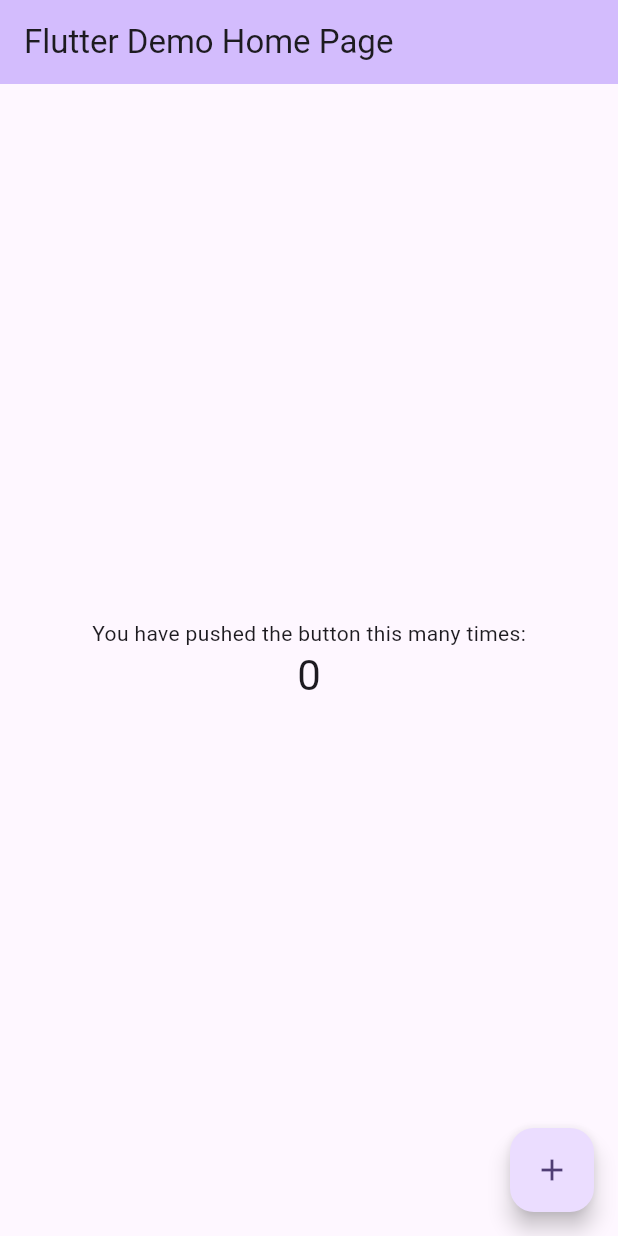
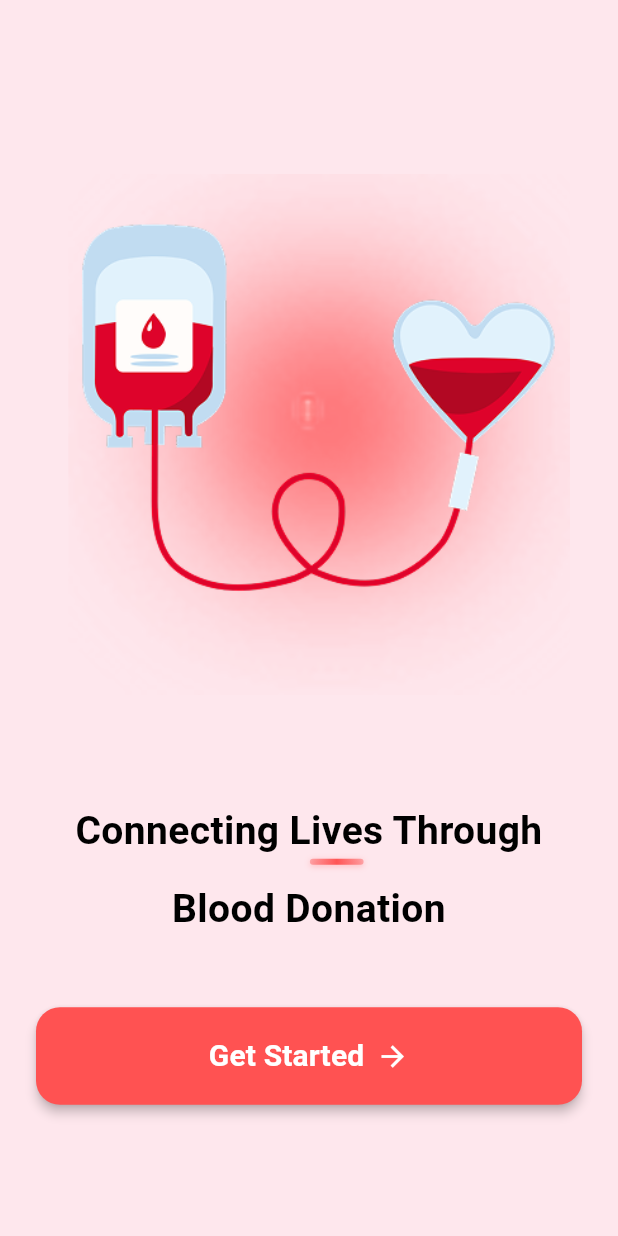
Before and after one commit to meedrifai/LifeLinkAi_mobileApp, a Flutter app: the screen it shows after launch, on a phone screen of 412 x 824 dp. Run offline on Flutter 3.47's test engine with Material 3 defaults, Android fonts, the phone set to English and light mode, and no system bars.

Commit message:
HomePage is Done

```diff
--- a/lib/main.dart
+++ b/lib/main.dart
@@ -1,4 +1,5 @@
 import 'package:flutter/material.dart';
+import 'package:lifelinkai/screens/homepage.dart';
 
 void main() {
   runApp(const MyApp());
@@ -7,116 +8,21 @@ void main() {
 class MyApp extends StatelessWidget {
   const MyApp({super.key});
 
-  // This widget is the root of your application.
   @override
   Widget build(BuildContext context) {
     return MaterialApp(
-      title: 'Flutter Demo',
+      title: 'LifeLinkAI Mobile App',
+      debugShowCheckedModeBanner: false,
       theme: ThemeData(
-        // This is the theme of your application.
-        //
-        // TRY THIS: Try running your application with "flutter run". You'll see
-        // the application has a purple toolbar. Then, without quitting the app,
-        // try changing the seedColor in the colorScheme below to Colors.green
-        // and then invoke "hot reload" (save your changes or press the "hot
-        // reload" button in a Flutter-supported IDE, or press "r" if you used
-        // the command line to start the app).
-        //
-        // Notice that the counter didn't reset back to zero; the application
-        // state is not lost during the reload. To reset the state, use hot
-        // restart instead.
-        //
-        // This works for code too, not just values: Most code changes can be
-        // tested with just a hot reload.
-        colorScheme: ColorScheme.fromSeed(seedColor: Colors.deepPurple),
+        colorScheme: ColorScheme.fromSeed(seedColor: Colors.redAccent),
+        useMaterial3: true,
       ),
-      home: const MyHomePage(title: 'Flutter Demo Home Page'),
+      initialRoute: '/',
+      routes: {
+        '/': (context) => const HomePage(),
+        // '/login': (context) => const login_page(), // Créez cette page bientôt
+        // Vous pouvez ajouter d'autres routes ici
+      },
     );
   }
 }
-
-class MyHomePage extends StatefulWidget {
-  const MyHomePage({super.key, required this.title});
-
-  // This widget is the home page of your application. It is stateful, meaning
-  // that it has a State object (defined below) that contains fields that affect
-  // how it looks.
-
-  // This class is the configuration for the state. It holds the values (in this
-  // case the title) provided by the parent (in this case the App widget) and
-  // used by the build method of the State. Fields in a Widget subclass are
-  // always marked "final".
-
-  final String title;
-
-  @override
-  State<MyHomePage> createState() => _MyHomePageState();
-}
-
-class _MyHomePageState extends State<MyHomePage> {
-  int _counter = 0;
-
-  void _incrementCounter() {
-    setState(() {
-      // This call to setState tells the Flutter framework that something has
-      // changed in this State, which causes it to rerun the build method below
-      // so that the display can reflect the updated values. If we changed
-      // _counter without calling setState(), then the build method would not be
-      // called again, and so nothing would appear to happen.
-      _counter++;
-    });
-  }
-
-  @override
-  Widget build(BuildContext context) {
-    // This method is rerun every time setState is called, for instance as done
-    // by the _incrementCounter method above.
-    //
-    // The Flutter framework has been optimized to make rerunning build methods
-    // fast, so that you can just rebuild anything that needs updating rather
-    // than having to individually change instances of widgets.
-    return Scaffold(
-      appBar: AppBar(
-        // TRY THIS: Try changing the color here to a specific color (to
-        // Colors.amber, perhaps?) and trigger a hot reload to see the AppBar
-        // change color while the other colors stay the same.
-        backgroundColor: Theme.of(context).colorScheme.inversePrimary,
-        // Here we take the value from the MyHomePage object that was created by
-        // the App.build method, and use it to set our appbar title.
-        title: Text(widget.title),
-      ),
-      body: Center(
-        // Center is a layout widget. It takes a single child and positions it
-        // in the middle of the parent.
-        child: Column(
-          // Column is also a layout widget. It takes a list of children and
-          // arranges them vertically. By default, it sizes itself to fit its
-          // children horizontally, and tries to be as tall as its parent.
-          //
-          // Column has various properties to control how it sizes itself and
-          // how it positions its children. Here we use mainAxisAlignment to
-          // center the children vertically; the main axis here is the vertical
-          // axis because Columns are vertical (the cross axis would be
-          // horizontal).
-          //
-          // TRY THIS: Invoke "debug painting" (choose the "Toggle Debug Paint"
-          // action in the IDE, or press "p" in the console), to see the
-          // wireframe for each widget.
-          mainAxisAlignment: MainAxisAlignment.center,
-          children: <Widget>[
-            const Text('You have pushed the button this many times:'),
-            Text(
-              '$_counter',
-              style: Theme.of(context).textTheme.headlineMedium,
-            ),
-          ],
-        ),
-      ),
-      floatingActionButton: FloatingActionButton(
-        onPressed: _incrementCounter,
-        tooltip: 'Increment',
-        child: const Icon(Icons.add),
-      ), // This trailing comma makes auto-formatting nicer for build methods.
-    );
-  }
-}
--- a/lib/screens/homepage.dart
+++ b/lib/screens/homepage.dart
@@ -0,0 +1,177 @@
+import 'package:flutter/material.dart';
+
+class HomePage extends StatefulWidget {
+  const HomePage({super.key});
+
+  @override
+  State<HomePage> createState() => _HomePageState();
+}
+
+class _HomePageState extends State<HomePage> with SingleTickerProviderStateMixin {
+  late AnimationController _controller;
+  late Animation<double> _widthAnimation;
+  late Animation<Color?> _colorAnimation;
+
+  @override
+  void initState() {
+    super.initState();
+
+    // Configuration de l'animation
+    _controller = AnimationController(
+      duration: const Duration(milliseconds: 1500),
+      vsync: this,
+    );
+
+    // Animation de la largeur du soulignement
+    _widthAnimation = Tween<double>(begin: 0.0, end: 1.0).animate(
+      CurvedAnimation(
+        parent: _controller,
+        curve: Curves.easeInOut,
+      ),
+    );
+
+    // Animation de la couleur du soulignement
+    _colorAnimation = ColorTween(
+      begin: Colors.redAccent.withOpacity(0.7),
+      end: Colors.redAccent,
+    ).animate(
+      CurvedAnimation(
+        parent: _controller,
+        curve: Curves.easeInOut,
+      ),
+    );
+
+    // Démarrer l'animation après la construction initiale
+    WidgetsBinding.instance.addPostFrameCallback((_) {
+      _controller.repeat(reverse: true);
+    });
+  }
+
+  @override
+  void dispose() {
+    _controller.dispose();
+    super.dispose();
+  }
+
+  @override
+  Widget build(BuildContext context) {
+    return Scaffold(
+      backgroundColor: const Color(0xFFFEE7ED),
+      body: SafeArea(
+        child: Center(
+          child: SingleChildScrollView(
+            padding: const EdgeInsets.symmetric(horizontal: 24.0),
+            child: Column(
+              mainAxisAlignment: MainAxisAlignment.center,
+              children: [
+                // Image principale
+                Padding(
+                  padding: const EdgeInsets.fromLTRB(8, 12, 8, 24),
+                  child: Image.asset(
+                    'assets/HomePagePic.png',
+                    height: 380,
+                  ),
+                ),
+                const SizedBox(height: 24),
+
+                // Slogan avec ligne animée sous "Lives"
+                Padding(
+                  padding: const EdgeInsets.symmetric(horizontal: 16.0),
+                  child: Stack(
+                    children: [
+                      // Texte complet du slogan
+                      const Text(
+                        'Connecting Lives Through Blood Donation',
+                        textAlign: TextAlign.center,
+                        style: TextStyle(
+                          fontSize: 26,
+                          fontWeight: FontWeight.bold,
+                          color: Colors.black,
+                          height: 2.0
+                        ),
+                      ),
+
+                      Positioned(
+                        left: 165,
+                        right: 128,
+                        bottom: 55,
+                        child: AnimatedBuilder(
+                          animation: _controller,
+                          builder: (context, child) {
+                            return FractionallySizedBox(
+                              widthFactor: _widthAnimation.value,
+                              alignment: Alignment.center,
+                              child: Container(
+                                height: 4,
+                                decoration: BoxDecoration(
+                                  gradient: LinearGradient(
+                                    colors: [
+                                      _colorAnimation.value!.withOpacity(0.4),
+                                      _colorAnimation.value!,
+                                      _colorAnimation.value!.withOpacity(0.4),
+                                    ],
+                                  ),
+                                  borderRadius: BorderRadius.circular(2),
+                                  boxShadow: [
+                                    BoxShadow(
+                                      color: _colorAnimation.value!.withOpacity(0.3),
+                                      blurRadius: 3,
+                                      offset: const Offset(0, 1),
+                                    ),
+                                  ],
+                                ),
+                              ),
+                            );
+                          },
+                        ),
+                      ),
+                    ],
+                  ),
+                ),
+
+                const SizedBox(height: 40),
+
+                // Bouton Get Started
+                SizedBox(
+                  width: double.infinity,
+                  child: ElevatedButton(
+                    onPressed: () {
+                      Navigator.pushNamed(context, '/login');
+                    },
+                    style: ElevatedButton.styleFrom(
+                      padding: const EdgeInsets.symmetric(vertical: 18),
+                      shape: RoundedRectangleBorder(
+                        borderRadius: BorderRadius.circular(16),
+                      ),
+                      backgroundColor: Colors.redAccent,
+                      elevation: 3,
+                    ),
+                    child: const Row(
+                      mainAxisAlignment: MainAxisAlignment.center,
+                      children: [
+                        Text(
+                          'Get Started',
+                          style: TextStyle(
+                            fontSize: 20,
+                            fontWeight: FontWeight.w600,
+                            color: Colors.white,
+                          ),
+                        ),
+                        SizedBox(width: 8),
+                        Icon(
+                          Icons.arrow_forward,
+                          color: Colors.white,
+                          size: 22,
+                        ),
+                      ],
+                    ),
+                  ),
+                ),
+              ],
+            ),
+          ),
+        ),
+      ),
+    );
+  }
+}
--- a/pubspec.yaml
+++ b/pubspec.yaml
@@ -54,3 +54,5 @@ flutter:
 
   assets:
     - assets/
+    - assets/underline.png
+    - assets/HomePagePic.png
```
Also changed, not shown: assets/HomePagePic.png (added), assets/underline.png (added).
